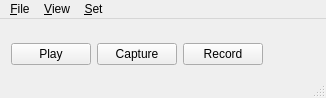
Above: dc_io/dc_io.ui from gulimujyujyu/xlzhuathku before the change. Below: the same form after it.
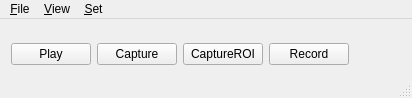
That is the form after the change. Custom widgets are drawn as their Qt base class.

```diff
--- a/dc_io/dc_io.ui
+++ b/dc_io/dc_io.ui
@@ -27,7 +27,7 @@
     </sizepolicy>
    </property>
    <layout class="QGridLayout" name="gridLayout">
-    <item row="0" column="0" colspan="5">
+    <item row="0" column="0" colspan="6">
      <widget class="XlDisplay" name="Display" native="true">
       <property name="enabled">
        <bool>true</bool>
@@ -57,7 +57,7 @@
       </property>
      </widget>
     </item>
-    <item row="1" column="3">
+    <item row="1" column="4">
      <spacer name="horizontalSpacer">
       <property name="orientation">
        <enum>Qt::Horizontal</enum>
@@ -70,7 +70,7 @@
       </property>
      </spacer>
     </item>
-    <item row="1" column="2">
+    <item row="1" column="3">
      <widget class="QPushButton" name="RecordButton">
       <property name="text">
        <string>Record</string>
@@ -80,6 +80,13 @@
       </property>
      </widget>
     </item>
+    <item row="1" column="2">
+     <widget class="QPushButton" name="CaptureROIButton">
+      <property name="text">
+       <string>CaptureROI</string>
+      </property>
+     </widget>
+    </item>
    </layout>
   </widget>
   <widget class="QMenuBar" name="menuBar">
```
